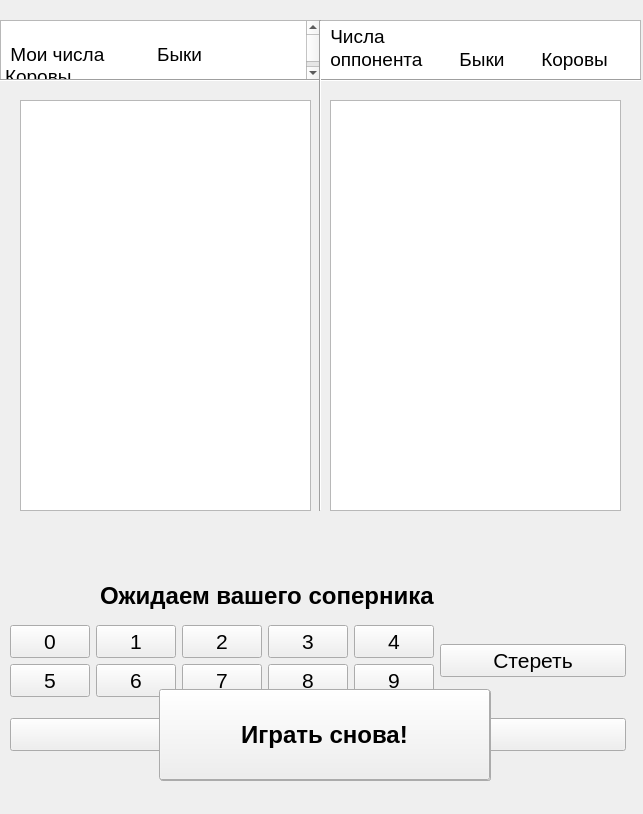
The window that project/main.ui (ttalova/bulls_and_cows) describes before a commit, drawn with Qt 5.
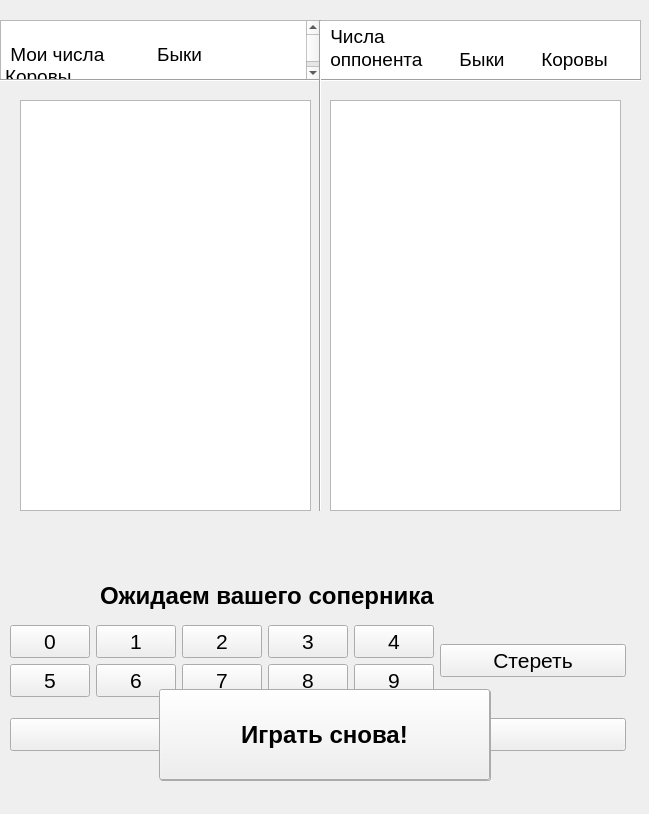
The same window after the commit. Icons and pictures are not drawn.

Commit message: lost connection

The edit to the form file:
```diff
--- a/project/main.ui
+++ b/project/main.ui
@@ -6,7 +6,7 @@
    <rect>
     <x>0</x>
     <y>0</y>
-    <width>643</width>
+    <width>649</width>
     <height>814</height>
    </rect>
   </property>
```
Left out of the diff: 14 changed lines with no effect on the pictures. The commit also changes 2 other files.
